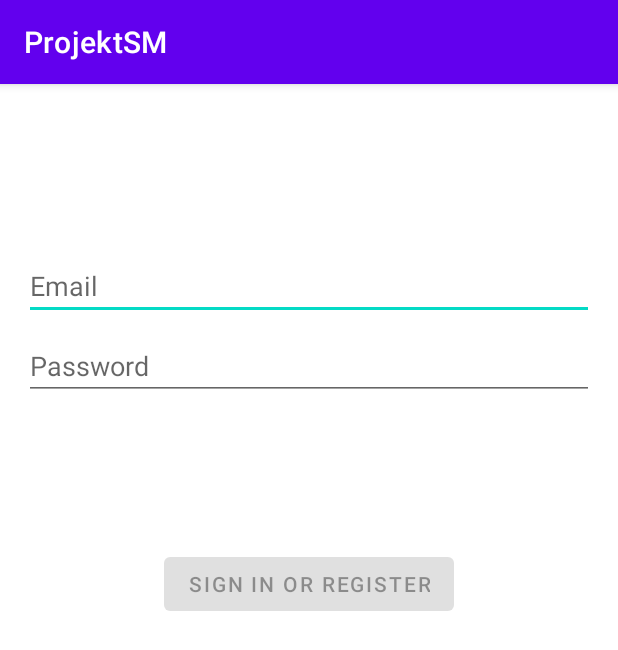
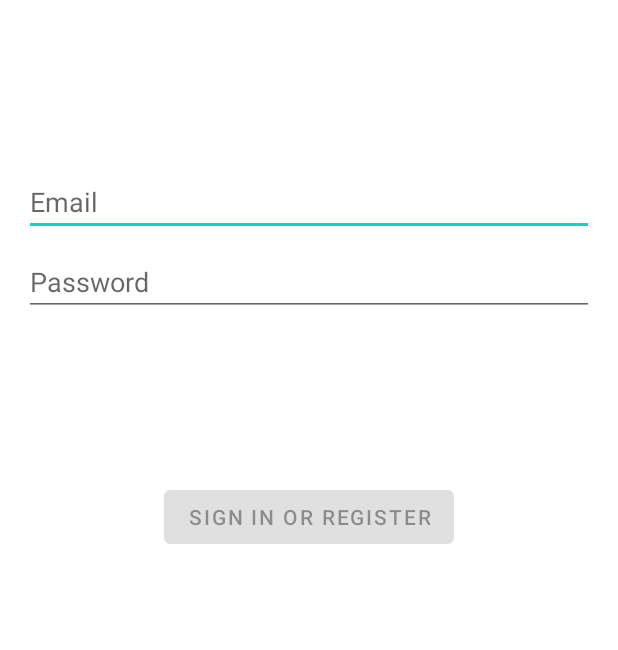
Before and after one commit to BlackRabbitov/ProjektSM, an Android app: the screen it shows after launch (LoginActivity), on a phone screen of 412 x 824 dp. Shown: the top 650 px of the screen. Run offline under Robolectric (Android 15) with nearby library versions, the phone set to English and light mode, and no system bars.

Commit message:
Delete task bar

```diff
--- a/app/src/main/res/values/themes.xml
+++ b/app/src/main/res/values/themes.xml
@@ -1,6 +1,6 @@
 <resources xmlns:tools="http://schemas.android.com/tools">
     <!-- Base application theme. -->
-    <style name="Theme.ProjektSM" parent="Theme.MaterialComponents.DayNight.DarkActionBar">
+    <style name="Theme.ProjektSM" parent="Theme.MaterialComponents.DayNight.NoActionBar">
         <!-- Primary brand color. -->
         <item name="colorPrimary">@color/purple_500</item>
         <item name="colorPrimaryVariant">@color/purple_700</item>
```
